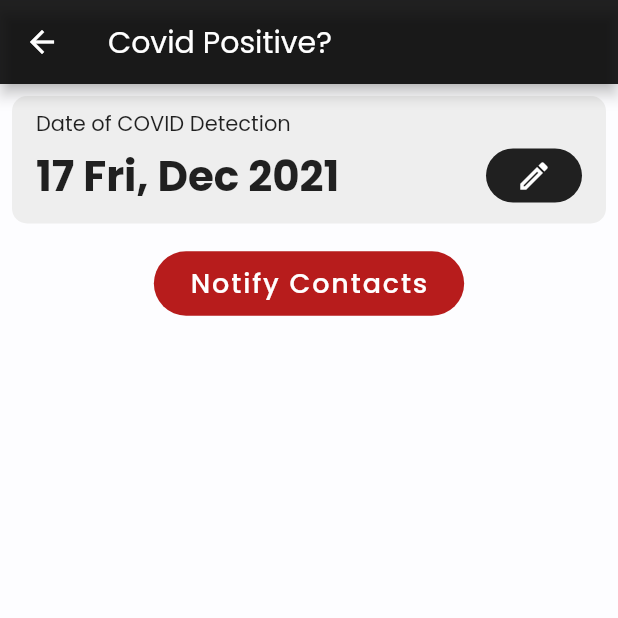
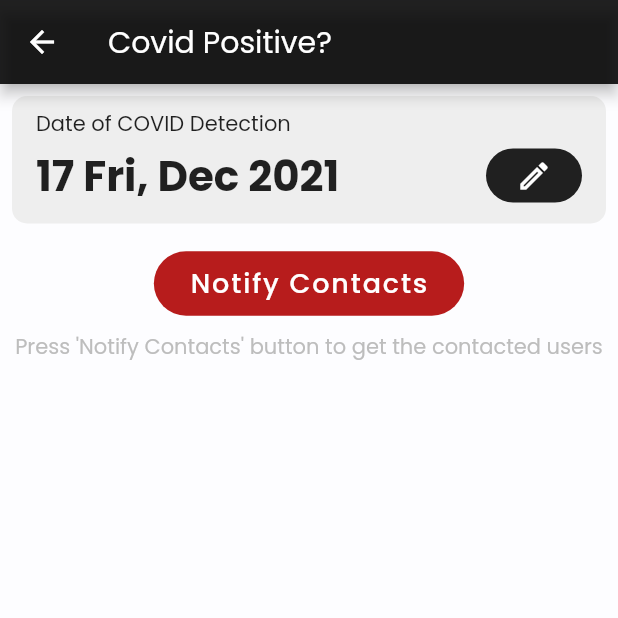
Before and after one commit to anjuchamantha/COVID19-Bubble-Detector, a Flutter app: the DetectCovidPage screen opened by its route, after a tap on "Notify Contacts", on a phone screen of 412 x 824 dp, the top half of it. Run offline on Flutter 3.47's test engine with Material 2 defaults, Android fonts, the phone set to English and light mode, and no system bars; our stand-ins replace cloud_firestore, firebase_auth, firebase_core, firebase_messaging, flutter_bluetooth_serial, flutter_datetime_picker and 4 more; missing offline and left inert: flutter_beacon; accounts and stored records are empty; statements that could not run were skipped.

Commit message:
Get contacted users and show

```diff
--- a/bubble_detector/lib/controllers/database_controllers/covid_controller.dart
+++ b/bubble_detector/lib/controllers/database_controllers/covid_controller.dart
@@ -1,3 +1,4 @@
+import 'package:bubble_detector/models/contact_user.dart';
 import 'package:cloud_firestore/cloud_firestore.dart';
 import 'package:firebase_auth/firebase_auth.dart';
 import 'package:get/get.dart';
@@ -7,7 +8,7 @@ class CovidController extends GetxController {
 
   FirebaseFirestore firestore = FirebaseFirestore.instance;
   User? user = FirebaseAuth.instance.currentUser;
-  final contactedUsers = <User>[].obs;
+  final contactedUsers = <ContactUser>[].obs;
 
   updateDateSelected(DateTime dateTime) {
     print("GET : ${dateTime.toString()}");
@@ -33,19 +34,26 @@ class CovidController extends GetxController {
   // }
 
   getContactedUsers() async {
-    List<String> users = [];
+    contactedUsers.value = [];
     // DateTime bef_ = dateSelected.value.
+    final daysAgo = dateSelected.value.subtract(new Duration(days: 7));
     DocumentReference userRef =
         FirebaseFirestore.instance.collection('users').doc(user!.uid);
     var result = await userRef
         .collection("contacts_collection")
-        .where('timestamp', isLessThanOrEqualTo: dateSelected.value)
+        .where('timestamp', isGreaterThanOrEqualTo: daysAgo)
         .get();
-    print(result.toString());
+
     result.docs.forEach((res) {
       print(res.data());
-      users.add(res.id);
+      ContactUser u = ContactUser(
+        res['user'],
+        DateTime.fromMicrosecondsSinceEpoch(
+            res['timestamp'].microsecondsSinceEpoch),
+        res['distance'],
+      );
+      contactedUsers.add(u);
     });
-    print(users);
+    contactedUsers.sort((a, b) => a.distance.compareTo(b.distance));
   }
 }
--- /dev/null
+++ b/bubble_detector/lib/models/contact_user.dart
@@ -0,0 +1,14 @@
+class ContactUser {
+  String phone;
+  double distance;
+  DateTime dateTime;
+  var userId;
+  var firebaseToken;
+
+  ContactUser(this.phone, this.dateTime, this.distance);
+
+  updateUserData(String userId, String token) {
+    this.userId = userId;
+    this.firebaseToken = token;
+  }
+}
--- a/bubble_detector/lib/views/pages/Covid/detect_covid_page.dart
+++ b/bubble_detector/lib/views/pages/Covid/detect_covid_page.dart
@@ -46,6 +46,33 @@ class DetectCovidPage extends StatelessWidget {
                     ),
                   ),
                 ),
+                Obx(() {
+                  int notificationCount = covidController.contactedUsers.length;
+                  if (notificationCount != 0) {
+                    return ListView.builder(
+                      shrinkWrap: true,
+                      itemCount: notificationCount,
+                      itemBuilder: (ctxt, index) {
+                        return Row(
+                          children: [
+                            Text(covidController.contactedUsers[index].phone),
+                            Text(
+                                "${covidController.contactedUsers[index].distance} m"),
+                          ],
+                        );
+                      },
+                    );
+                  } else {
+                    return Center(
+                      child: Text(
+                        "Press 'Notify Contacts' button to get the contacted users",
+                        style: TextStyle(
+                          color: Colors.grey[400],
+                        ),
+                      ),
+                    );
+                  }
+                }),
               ],
             ),
           ],
@@ -115,7 +142,7 @@ class DetectCovidPage extends StatelessWidget {
     final monthAgo = new DateTime.now().subtract(new Duration(days: 30));
     // set up the button
 
-    DatePicker.showDateTimePicker(
+    DatePicker.showDatePicker(
       context,
       showTitleActions: true,
       minTime: monthAgo,
```
